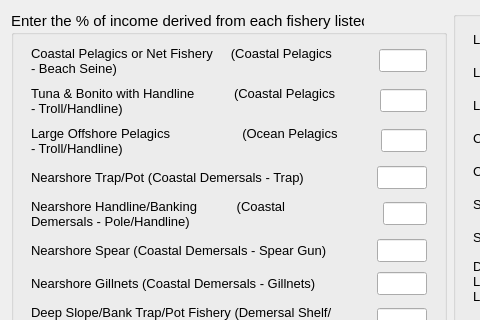
Ecotrust/openoceanmap-desktop, file oom_st_kitts_nevis/Interview/rec_cpfv.ui: the form before one commit; both pictures show x 0 to 480 and y 0 to 320 of the 752 by 453 pixel window.
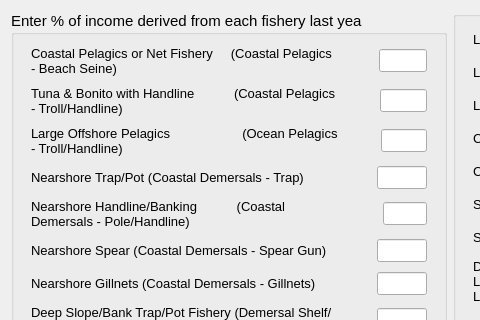
The form after the commit.

What changed in the file:
```diff
--- a/oom_st_kitts_nevis/Interview/rec_cpfv.ui
+++ b/oom_st_kitts_nevis/Interview/rec_cpfv.ui
@@ -24,7 +24,7 @@
       </font>
      </property>
      <property name="title" >
-      <string>Enter the % of income derived from each fishery listed</string>
+      <string>Enter % of income derived from each fishery last year</string>
      </property>
      <layout class="QVBoxLayout" name="verticalLayout_2" >
       <item>
```
